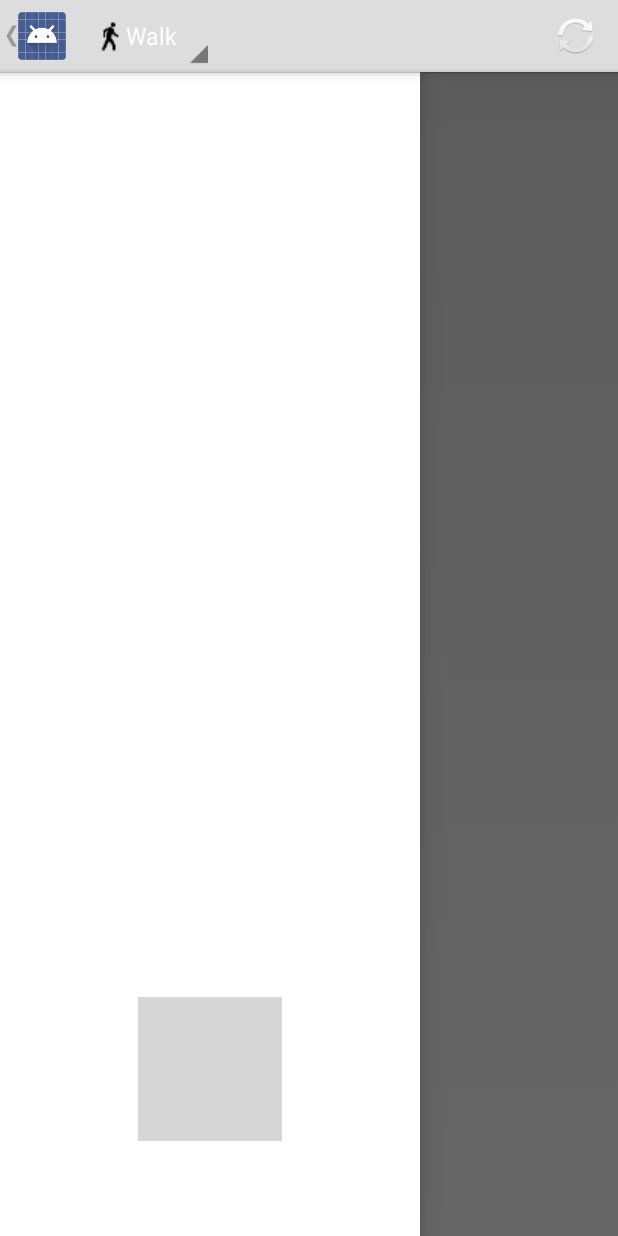
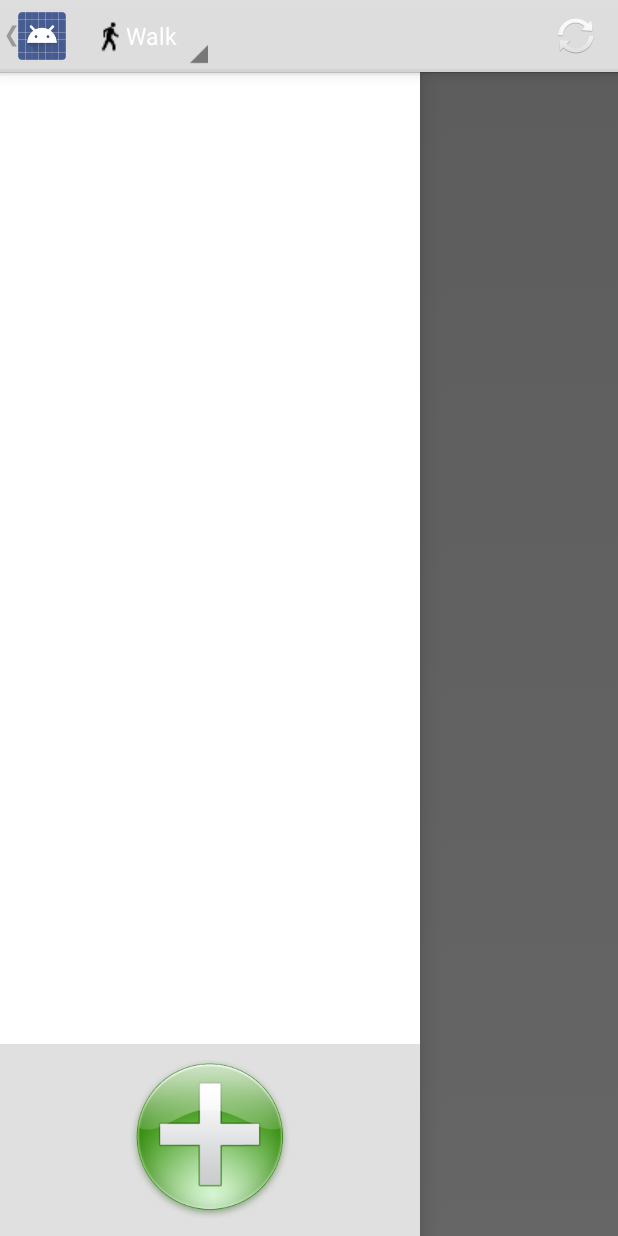
Before and after one commit to adamstyrc/how-far, an Android app: the screen it shows after launch (MainActivity), with the side drawer open, on a phone screen of 412 x 824 dp. Run offline under Robolectric (Android 15) with nearby library versions, the phone set to English and light mode, and no system bars; libraries missing offline, so code that uses them is left out: com.j256.ormlite; 5 statements that could not run were skipped; grey boxes are pictures that could not be loaded.

```diff
--- a/app/src/main/java/pl/adamstyrc/howfar/app/ui/MainActivity.java
+++ b/app/src/main/java/pl/adamstyrc/howfar/app/ui/MainActivity.java
@@ -47,6 +47,8 @@ public class MainActivity extends FragmentActivity {
     private EditText mNewNameEdit;
     private EditText mNewAddressEdit;
     private View mRemoveButton;
+    private View mBottomLayout;
+    private View mDraggedView;
 
 
     @Override
@@ -88,7 +90,8 @@ public class MainActivity extends FragmentActivity {
                 ClipData data = ClipData.newPlainText(String.valueOf(id), "text");
                 data.addItem(new ClipData.Item("HAHA"));
                 View.DragShadowBuilder shadowBuilder = new View.DragShadowBuilder(view);
-                view.startDrag(data, shadowBuilder, null, 0);
+                mDraggedView = view;
+                mDraggedView.startDrag(data, shadowBuilder, null, 0);
 
                 view.setVisibility(View.GONE);
 
@@ -110,6 +113,7 @@ public class MainActivity extends FragmentActivity {
             }
         });
 
+        mBottomLayout = findViewById(R.id.bottom_frame);
         mAddButton = findViewById(R.id.add_button);
         mAddButton.setOnClickListener(new View.OnClickListener() {
             @Override
@@ -121,32 +125,18 @@ public class MainActivity extends FragmentActivity {
         });
 
         mRemoveButton = findViewById(R.id.remove_button);
-        mRemoveButton.setOnDragListener(new View.OnDragListener() {
-
-            private boolean mIsOnRemove;
-
+        mBottomLayout.setOnDragListener(new View.OnDragListener() {
             @Override
             public boolean onDrag(View view, DragEvent dragEvent) {
                 Log.d("ACHTUNG2", dragEvent.getAction() + "");
 
                 switch (dragEvent.getAction()) {
-//                    case DragEvent.ACTION_DRAG_ENTERED:
-//                        mIsOnRemove = true;
-//                        break;
-//                    case DragEvent.ACTION_DRAG_EXITED:
-//                        mIsOnRemove = false;
                     case DragEvent.ACTION_DRAG_ENDED:
                         mRemoveButton.setVisibility(View.GONE);
                         mAddButton.setVisibility(View.VISIBLE);
-
-//                        if (mIsOnRemove) {
-//                            int position = Integer.parseInt(dragEvent.getClipDescription().getLabel().toString());
-//                            PlaceManager placeManager = PlaceManager.getInstance(MainActivity.this);
-//                            placeManager.removePlace(position);
-//
-//                            mDrawerAdapter = new DrawerAdapter(MainActivity.this, placeManager.getPlaces());
-//                            mDrawerList.setAdapter(mDrawerAdapter);
-//                        }
+                        if (mDraggedView != null) {
+                            mDraggedView.setVisibility(View.VISIBLE);
+                        }
                         break;
                     case DragEvent.ACTION_DROP:
                         int position = Integer.parseInt(dragEvent.getClipDescription().getLabel().toString());
--- a/app/src/main/res/layout/activity_main.xml
+++ b/app/src/main/res/layout/activity_main.xml
@@ -21,7 +21,7 @@
         <ListView android:id="@+id/drawer_list"
                   android:layout_width="match_parent"
                   android:layout_height="0dp"
-                  android:layout_weight="5"
+                  android:layout_weight="1"
                   android:choiceMode="singleChoice"
                   android:dividerHeight="0dp"
                   />
@@ -29,23 +29,28 @@
         <FrameLayout
             android:id="@+id/bottom_frame"
             android:layout_width="match_parent"
-            android:layout_height="0dp"
-            android:layout_weight="2">
+            android:layout_height="128dp"
+            android:background="#e0e0e0"
+            android:padding="8dp">
 
             <ImageView
                 android:id="@+id/add_button"
-                android:layout_width="wrap_content"
-                android:layout_height="wrap_content"
-                android:src="@drawable/add"
+                android:layout_width="match_parent"
+                android:layout_height="match_parent"
+                android:src="@drawable/add2"
+                android:adjustViewBounds="true"
+                android:scaleType="fitCenter"
                 android:layout_gravity="center"
                 />
 
             <ImageView
                 android:id="@+id/remove_button"
-                android:layout_width="wrap_content"
-                android:layout_height="wrap_content"
-                android:src="@drawable/remove"
+                android:layout_width="match_parent"
+                android:layout_height="match_parent"
+                android:src="@drawable/remove2"
                 android:layout_gravity="center"
+                android:adjustViewBounds="true"
+                android:scaleType="fitCenter"
                 android:visibility="gone"
                 />
 
```
Also changed, not shown: app/src/main/res/drawable/add2.png (added), app/src/main/res/drawable/remove2.png (added).
